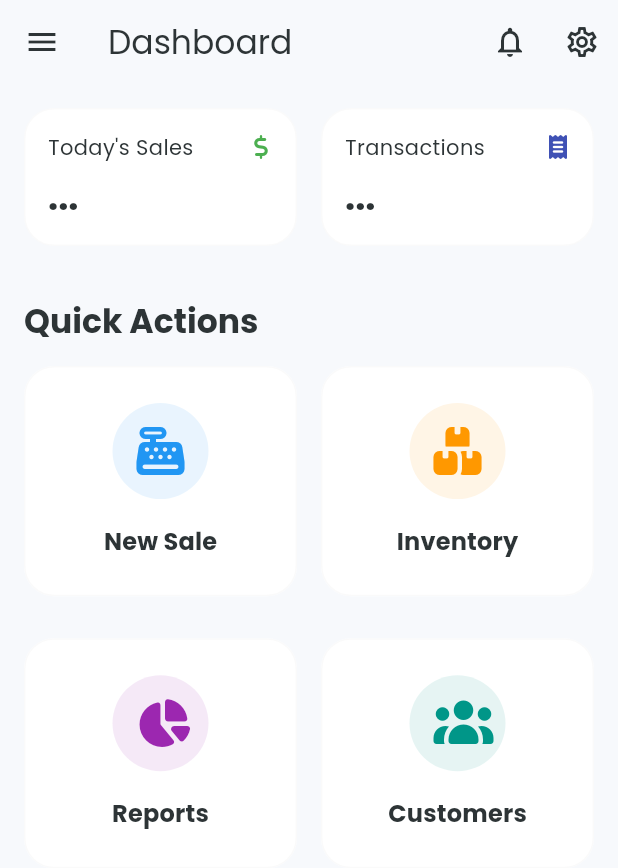
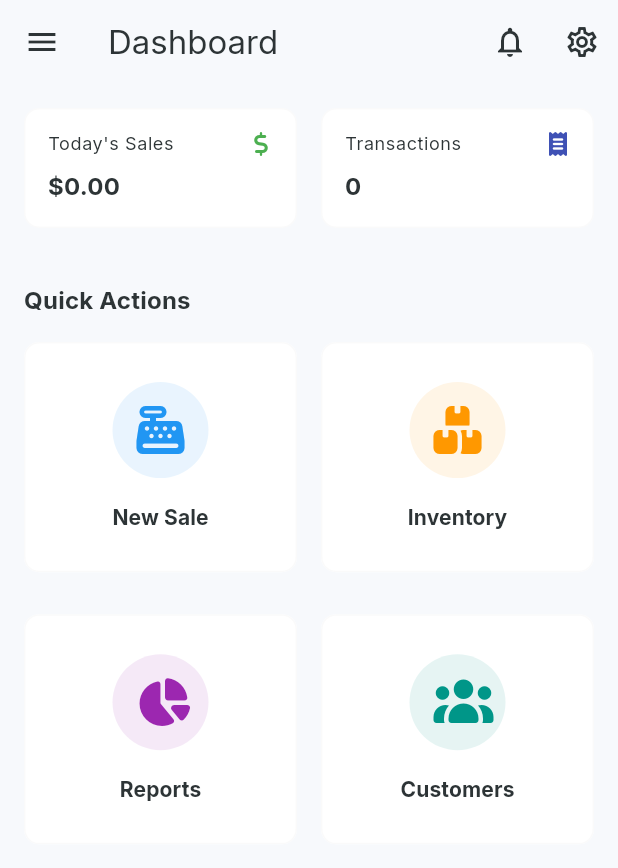
Before and after one commit to shahsani/flutter-pos, a Flutter app: the screen it shows after launch, on a phone screen of 412 x 824 dp. Shown: the top 868 px of the screen. Run offline on Flutter 3.47's test engine with Material 3 defaults, Android fonts, the phone set to English and light mode, and no system bars; our stand-ins replace equatable, flutter_riverpod, font_awesome_flutter, go_router, google_fonts, sqflite; accounts and stored records are empty.

Commit message:
dashboard stats refresh fixed, theme modified

```diff
--- a/lib/core/theme/app_theme.dart
+++ b/lib/core/theme/app_theme.dart
@@ -25,7 +25,7 @@
         onSurface: AppColors.textLight,
       ),
       scaffoldBackgroundColor: AppColors.backgroundLight,
-      textTheme: GoogleFonts.poppinsTextTheme().apply(
+      textTheme: GoogleFonts.interTextTheme().apply(
         bodyColor: AppColors.textLight,
         displayColor: AppColors.textLight,
       ),
@@ -39,8 +39,8 @@
       cardTheme: CardThemeData(
         elevation: 0,
         shape: RoundedRectangleBorder(
-          borderRadius: BorderRadius.circular(20), // Softer curves
-          side: BorderSide(color: Colors.grey.withOpacity(0.05)),
+          borderRadius: BorderRadius.circular(10), // Softer curves
+          side: BorderSide(color: Colors.grey.withValues(alpha: 0.05)),
         ),
         color: AppColors.surfaceLight,
         margin: const EdgeInsets.only(bottom: 12),
@@ -49,25 +49,30 @@
         filled: true,
         fillColor: Colors.white,
         border: OutlineInputBorder(
-          borderRadius: BorderRadius.circular(16),
+          borderRadius: BorderRadius.circular(10),
           borderSide: BorderSide.none, // Cleaner look
         ),
         enabledBorder: OutlineInputBorder(
-          borderRadius: BorderRadius.circular(16),
+          borderRadius: BorderRadius.circular(10),
           borderSide: BorderSide.none,
         ),
         focusedBorder: OutlineInputBorder(
-          borderRadius: BorderRadius.circular(16),
+          borderRadius: BorderRadius.circular(10),
           borderSide: const BorderSide(color: AppColors.primary, width: 2),
         ),
-        contentPadding: const EdgeInsets.symmetric(horizontal: 20, vertical: 16),
+        contentPadding: const EdgeInsets.symmetric(
+          horizontal: 20,
+          vertical: 16,
+        ),
         hintStyle: TextStyle(color: Colors.grey.shade400),
       ),
       elevatedButtonTheme: ElevatedButtonThemeData(
         style: ElevatedButton.styleFrom(
           elevation: 0,
           padding: const EdgeInsets.symmetric(horizontal: 32, vertical: 20),
-          shape: RoundedRectangleBorder(borderRadius: BorderRadius.circular(16)),
+          shape: RoundedRectangleBorder(
+            borderRadius: BorderRadius.circular(10),
+          ),
           backgroundColor: AppColors.primary,
           foregroundColor: Colors.white,
           textStyle: const TextStyle(fontWeight: FontWeight.w600, fontSize: 16),
@@ -77,7 +82,9 @@
         backgroundColor: AppColors.primary,
         foregroundColor: Colors.white,
         elevation: 4,
-        shape: RoundedRectangleBorder(borderRadius: BorderRadius.all(Radius.circular(16))),
+        shape: RoundedRectangleBorder(
+          borderRadius: BorderRadius.all(Radius.circular(16)),
+        ),
       ),
     );
   }
@@ -104,10 +111,9 @@
         onSurface: AppColors.textDark,
       ),
       scaffoldBackgroundColor: AppColors.backgroundDark,
-      textTheme: GoogleFonts.poppinsTextTheme(ThemeData.dark().textTheme).apply(
-        bodyColor: AppColors.textDark,
-        displayColor: AppColors.textDark,
-      ),
+      textTheme: GoogleFonts.interTextTheme(
+        ThemeData.dark().textTheme,
+      ).apply(bodyColor: AppColors.textDark, displayColor: AppColors.textDark),
       appBarTheme: const AppBarTheme(
         backgroundColor: Colors.transparent,
         surfaceTintColor: Colors.transparent,
@@ -118,8 +124,8 @@
       cardTheme: CardThemeData(
         elevation: 0,
         shape: RoundedRectangleBorder(
-          borderRadius: BorderRadius.circular(20),
-          side: BorderSide(color: Colors.white.withOpacity(0.05)),
+          borderRadius: BorderRadius.circular(10),
+          side: BorderSide(color: Colors.white.withValues(alpha: 0.05)),
         ),
         color: AppColors.surfaceDark,
         margin: const EdgeInsets.only(bottom: 12),
@@ -128,24 +134,29 @@
         filled: true,
         fillColor: AppColors.surfaceDark,
         border: OutlineInputBorder(
-          borderRadius: BorderRadius.circular(16),
+          borderRadius: BorderRadius.circular(10),
           borderSide: BorderSide.none,
         ),
         enabledBorder: OutlineInputBorder(
-          borderRadius: BorderRadius.circular(16),
+          borderRadius: BorderRadius.circular(10),
           borderSide: BorderSide.none,
         ),
         focusedBorder: OutlineInputBorder(
-          borderRadius: BorderRadius.circular(16),
+          borderRadius: BorderRadius.circular(10),
           borderSide: const BorderSide(color: AppColors.primary, width: 2),
         ),
-        contentPadding: const EdgeInsets.symmetric(horizontal: 20, vertical: 16),
+        contentPadding: const EdgeInsets.symmetric(
+          horizontal: 20,
+          vertical: 16,
+        ),
       ),
       elevatedButtonTheme: ElevatedButtonThemeData(
         style: ElevatedButton.styleFrom(
           elevation: 0,
           padding: const EdgeInsets.symmetric(horizontal: 32, vertical: 20),
-          shape: RoundedRectangleBorder(borderRadius: BorderRadius.circular(16)),
+          shape: RoundedRectangleBorder(
+            borderRadius: BorderRadius.circular(10),
+          ),
           backgroundColor: AppColors.primary,
           foregroundColor: Colors.white,
           textStyle: const TextStyle(fontWeight: FontWeight.w600, fontSize: 16),
@@ -155,7 +166,9 @@
         backgroundColor: AppColors.primary,
         foregroundColor: Colors.white,
         elevation: 4,
-         shape: RoundedRectangleBorder(borderRadius: BorderRadius.all(Radius.circular(16))),
+        shape: RoundedRectangleBorder(
+          borderRadius: BorderRadius.all(Radius.circular(10)),
+        ),
       ),
     );
   }
--- a/lib/core/widgets/app_drawer.dart
+++ b/lib/core/widgets/app_drawer.dart
@@ -14,6 +14,7 @@
           DrawerHeader(
             decoration: BoxDecoration(
               color: Theme.of(context).colorScheme.primary,
+              borderRadius: BorderRadius.all(Radius.circular(0)),
             ),
             child: Column(
               crossAxisAlignment: CrossAxisAlignment.start,
@@ -28,9 +29,9 @@
                 Text(
                   'Flutter POS',
                   style: Theme.of(context).textTheme.headlineSmall?.copyWith(
-                        color: Colors.white,
-                        fontWeight: FontWeight.bold,
-                      ),
+                    color: Colors.white,
+                    fontWeight: FontWeight.bold,
+                  ),
                 ),
               ],
             ),
--- a/lib/features/dashboard/presentation/dashboard_screen.dart
+++ b/lib/features/dashboard/presentation/dashboard_screen.dart
@@ -58,7 +58,7 @@
                 'Quick Actions',
                 style: Theme.of(
                   context,
-                ).textTheme.titleLarge?.copyWith(fontWeight: FontWeight.bold),
+                ).textTheme.titleMedium?.copyWith(fontWeight: FontWeight.bold),
               ),
               const SizedBox(height: 16),
               GridView.count(
@@ -202,7 +202,7 @@
               children: [
                 Text(
                   label,
-                  style: Theme.of(context).textTheme.bodyMedium?.copyWith(
+                  style: Theme.of(context).textTheme.bodySmall?.copyWith(
                     color: Theme.of(context).colorScheme.onSurfaceVariant,
                   ),
                 ),
@@ -214,7 +214,7 @@
               value,
               style: Theme.of(
                 context,
-              ).textTheme.headlineSmall?.copyWith(fontWeight: FontWeight.bold),
+              ).textTheme.titleMedium?.copyWith(fontWeight: FontWeight.bold),
             ),
           ],
         ),
@@ -258,7 +258,7 @@
               title,
               style: Theme.of(
                 context,
-              ).textTheme.titleMedium?.copyWith(fontWeight: FontWeight.bold),
+              ).textTheme.titleSmall?.copyWith(fontWeight: FontWeight.bold),
             ),
           ],
         ),
--- a/lib/features/reports/domain/repositories/report_repository.dart
+++ b/lib/features/reports/domain/repositories/report_repository.dart
@@ -1,3 +1,4 @@
+import 'package:equatable/equatable.dart';
 import 'package:flutter_riverpod/flutter_riverpod.dart';
 import '../../../../core/database/database_helper.dart';
 import '../models/report_models.dart';
@@ -7,10 +8,12 @@
   return ReportRepositoryImpl(DatabaseHelper.instance);
 });
 
-final salesReportProvider = FutureProvider.family<SalesReport, ReportDateRange>((ref, range) {
+final salesReportProvider = FutureProvider.family<SalesReport, ReportDateRange>(
+  (ref, range) {
     final repository = ref.watch(reportRepositoryProvider);
     return repository.getSalesReport(range.start, range.end);
-});
+  },
+);
 
 final topSellingItemsProvider = FutureProvider<List<TopSellingItem>>((ref) {
   final repository = ref.watch(reportRepositoryProvider);
@@ -21,10 +24,13 @@
 });
 
 // Helper for date ranges
-class ReportDateRange {
+class ReportDateRange extends Equatable {
   final DateTime start;
   final DateTime end;
   const ReportDateRange(this.start, this.end);
+
+  @override
+  List<Object?> get props => [start, end];
 }
 
 abstract class ReportRepository {
--- a/lib/features/settings/presentation/screens/settings_screen.dart
+++ b/lib/features/settings/presentation/screens/settings_screen.dart
@@ -1,5 +1,6 @@
 import 'package:flutter/material.dart';
 import 'package:flutter_riverpod/flutter_riverpod.dart';
+import 'package:go_router/go_router.dart';
 import '../../../../core/theme/providers/theme_provider.dart';
 import '../../../../core/widgets/app_drawer.dart';
 
@@ -13,6 +14,10 @@
     return Scaffold(
       drawer: const AppDrawer(),
       appBar: AppBar(
+        leading: IconButton(
+          icon: const Icon(Icons.chevron_left),
+          onPressed: () => context.pop(),
+        ),
         title: const Text('Settings'),
       ),
       body: ListView(
@@ -51,8 +56,13 @@
           Card(
             child: ListTile(
               leading: const Icon(Icons.delete_forever, color: Colors.red),
-              title: const Text('Reset Database',
-                  style: TextStyle(color: Colors.red, fontWeight: FontWeight.bold)),
+              title: const Text(
+                'Reset Database',
+                style: TextStyle(
+                  color: Colors.red,
+                  fontWeight: FontWeight.bold,
+                ),
+              ),
               subtitle: const Text('Clear all products, customers, and sales.'),
               onTap: () => _showResetDialog(context),
             ),
@@ -87,9 +97,9 @@
       child: Text(
         title,
         style: Theme.of(context).textTheme.titleMedium?.copyWith(
-              fontWeight: FontWeight.bold,
-              color: Theme.of(context).colorScheme.primary,
-            ),
+          fontWeight: FontWeight.bold,
+          color: Theme.of(context).colorScheme.primary,
+        ),
       ),
     );
   }
@@ -100,7 +110,8 @@
       builder: (context) => AlertDialog(
         title: const Text('Reset Database?'),
         content: const Text(
-            'This action cannot be undone. All data will be permanently lost.'),
+          'This action cannot be undone. All data will be permanently lost.',
+        ),
         actions: [
           TextButton(
             onPressed: () => Navigator.pop(context),
@@ -112,7 +123,9 @@
               // TODO: Implement actual database reset
               Navigator.pop(context);
               ScaffoldMessenger.of(context).showSnackBar(
-                const SnackBar(content: Text('Database reset functionality pending...')),
+                const SnackBar(
+                  content: Text('Database reset functionality pending...'),
+                ),
               );
             },
             child: const Text('Reset'),
```
Lines whose indentation alone changed are shown as unchanged.
